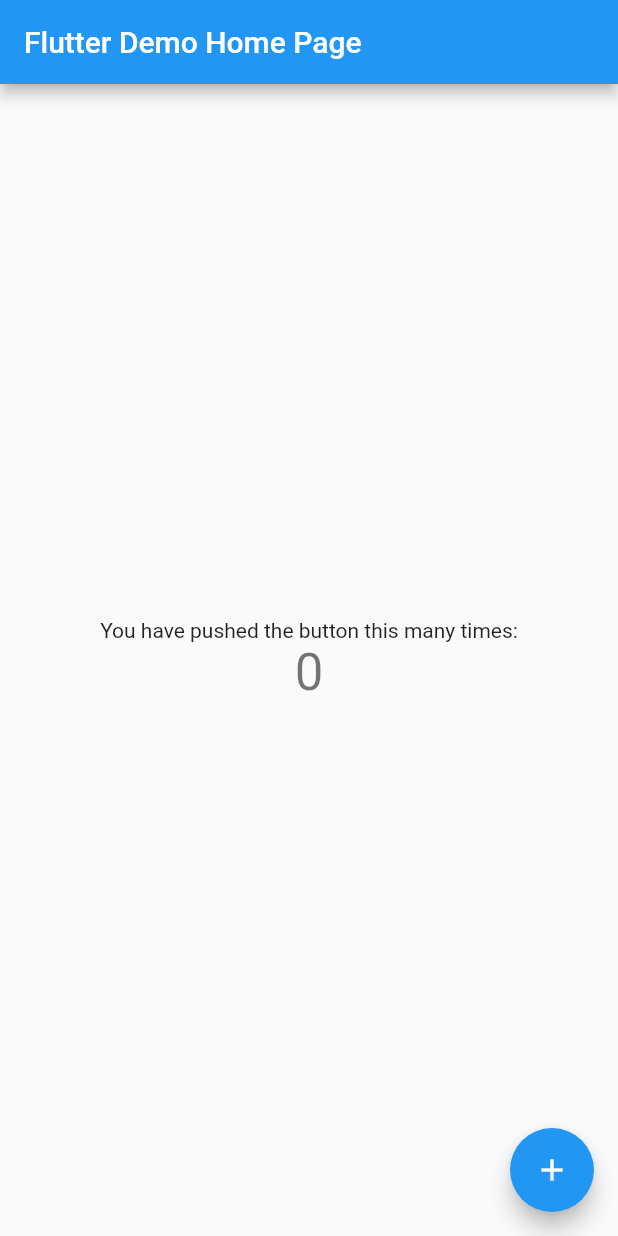
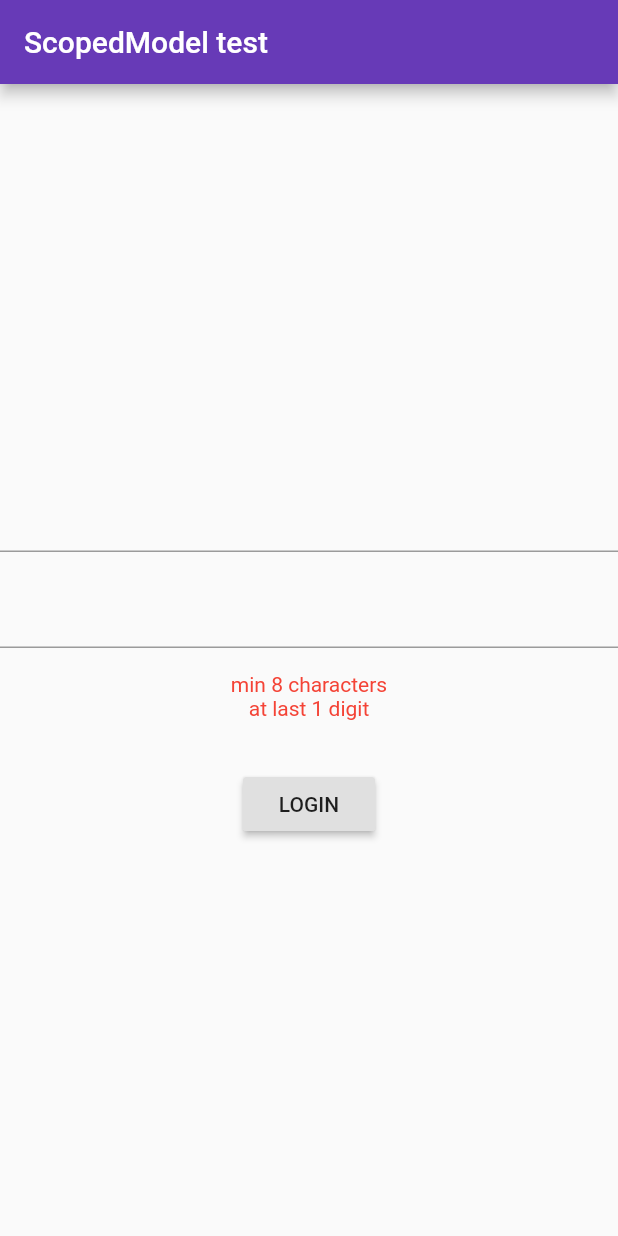
Before and after one commit to zgorawski/flutter_architecture_samples_login, a Flutter app: the screen it shows after launch, on a phone screen of 412 x 824 dp. Run offline on Flutter 3.47's test engine with Material 2 defaults, Android fonts, the phone set to English and light mode, and no system bars.

Commit message:
working example (not yet fully aligned with the spec tho)

```diff
--- a/lib/main.dart
+++ b/lib/main.dart
@@ -1,111 +1,4 @@
 import 'package:flutter/material.dart';
+import 'scopedModel/scopedModelApp.dart';
 
-void main() => runApp(MyApp());
-
-class MyApp extends StatelessWidget {
-  // This widget is the root of your application.
-  @override
-  Widget build(BuildContext context) {
-    return MaterialApp(
-      title: 'Flutter Demo',
-      theme: ThemeData(
-        // This is the theme of your application.
-        //
-        // Try running your application with "flutter run". You'll see the
-        // application has a blue toolbar. Then, without quitting the app, try
-        // changing the primarySwatch below to Colors.green and then invoke
-        // "hot reload" (press "r" in the console where you ran "flutter run",
-        // or simply save your changes to "hot reload" in a Flutter IDE).
-        // Notice that the counter didn't reset back to zero; the application
-        // is not restarted.
-        primarySwatch: Colors.blue,
-      ),
-      home: MyHomePage(title: 'Flutter Demo Home Page'),
-    );
-  }
-}
-
-class MyHomePage extends StatefulWidget {
-  MyHomePage({Key key, this.title}) : super(key: key);
-
-  // This widget is the home page of your application. It is stateful, meaning
-  // that it has a State object (defined below) that contains fields that affect
-  // how it looks.
-
-  // This class is the configuration for the state. It holds the values (in this
-  // case the title) provided by the parent (in this case the App widget) and
-  // used by the build method of the State. Fields in a Widget subclass are
-  // always marked "final".
-
-  final String title;
-
-  @override
-  _MyHomePageState createState() => _MyHomePageState();
-}
-
-class _MyHomePageState extends State<MyHomePage> {
-  int _counter = 0;
-
-  void _incrementCounter() {
-    setState(() {
-      // This call to setState tells the Flutter framework that something has
-      // changed in this State, which causes it to rerun the build method below
-      // so that the display can reflect the updated values. If we changed
-      // _counter without calling setState(), then the build method would not be
-      // called again, and so nothing would appear to happen.
-      _counter++;
-    });
-  }
-
-  @override
-  Widget build(BuildContext context) {
-    // This method is rerun every time setState is called, for instance as done
-    // by the _incrementCounter method above.
-    //
-    // The Flutter framework has been optimized to make rerunning build methods
-    // fast, so that you can just rebuild anything that needs updating rather
-    // than having to individually change instances of widgets.
-    return Scaffold(
-      appBar: AppBar(
-        // Here we take the value from the MyHomePage object that was created by
-        // the App.build method, and use it to set our appbar title.
-        title: Text(widget.title),
-      ),
-      body: Center(
-        // Center is a layout widget. It takes a single child and positions it
-        // in the middle of the parent.
-        child: Column(
-          // Column is also layout widget. It takes a list of children and
-          // arranges them vertically. By default, it sizes itself to fit its
-          // children horizontally, and tries to be as tall as its parent.
-          //
-          // Invoke "debug painting" (press "p" in the console, choose the
-          // "Toggle Debug Paint" action from the Flutter Inspector in Android
-          // Studio, or the "Toggle Debug Paint" command in Visual Studio Code)
-          // to see the wireframe for each widget.
-          //
-          // Column has various properties to control how it sizes itself and
-          // how it positions its children. Here we use mainAxisAlignment to
-          // center the children vertically; the main axis here is the vertical
-          // axis because Columns are vertical (the cross axis would be
-          // horizontal).
-          mainAxisAlignment: MainAxisAlignment.center,
-          children: <Widget>[
-            Text(
-              'You have pushed the button this many times:',
-            ),
-            Text(
-              '$_counter',
-              style: Theme.of(context).textTheme.display1,
-            ),
-          ],
-        ),
-      ),
-      floatingActionButton: FloatingActionButton(
-        onPressed: _incrementCounter,
-        tooltip: 'Increment',
-        child: Icon(Icons.add),
-      ), // This trailing comma makes auto-formatting nicer for build methods.
-    );
-  }
-}
+void main() => runApp(ScopedModelApp());
--- /dev/null
+++ b/lib/scopedModel/scopedModelApp.dart
@@ -0,0 +1,19 @@
+import 'package:flutter/material.dart';
+import 'package:scoped_model/scoped_model.dart';
+import 'scopedModelModel.dart';
+import 'scopedModelLoginScreen.dart';
+
+class ScopedModelApp extends StatelessWidget {
+  // This widget is the root of your application.
+  @override
+  Widget build(BuildContext context) {
+    return MaterialApp(
+      title: 'ScopedModel test',
+      theme: ThemeData(
+        primarySwatch: Colors.deepPurple,
+      ),
+      home: ScopedModel<LoginModel>(
+          child: LoginScreen().loginScreen(), model: LoginModel("", "", false)),
+    );
+  }
+}
--- /dev/null
+++ b/lib/scopedModel/scopedModelLoginScreen.dart
@@ -0,0 +1,45 @@
+import 'package:flutter/material.dart';
+import 'package:scoped_model/scoped_model.dart';
+import 'scopedModelModel.dart';
+
+class LoginScreen {
+
+    Widget loginScreen() {
+    return Scaffold(
+      appBar: AppBar(
+        title: Text("ScopedModel test"),
+      ),
+      body: Center(
+        child: Column(
+          mainAxisAlignment: MainAxisAlignment.center,
+          children: <Widget>[
+            ScopedModelDescendant<LoginModel>(
+                builder: (context, child, model) =>
+                    TextField(onChanged: model.onLoginChange)),
+            SizedBox(height: 16),
+            ScopedModelDescendant<LoginModel>(
+                builder: (context, child, model) => TextField(
+                    onChanged: model.onPasswordChange, obscureText: true)),
+            SizedBox(height: 16),
+            ScopedModelDescendant<LoginModel>(builder: (context, child, model) {
+              var rules = model.validationRules
+                  .map((validatiorRule) => Text(validatiorRule.rule,
+                      style: TextStyle(
+                          color: validatiorRule.isFulfilled
+                              ? Colors.blue
+                              : Colors.red)))
+                  .toList();
+              return Column(children: rules);
+            }),
+            SizedBox(height: 32),
+            ScopedModelDescendant<LoginModel>(
+                builder: (context, child, model) => RaisedButton(
+                      onPressed: model.onLoginButtonPress,
+                      child: Text("LOGIN"),
+                    ))
+          ],
+        ),
+      ),
+    );
+  }
+}
--- /dev/null
+++ b/lib/scopedModel/scopedModelModel.dart
@@ -0,0 +1,57 @@
+import 'package:scoped_model/scoped_model.dart';
+
+class ValidationRule {
+  ValidationRule({this.rule, this.isFulfilled});
+
+  final String rule;
+  final bool isFulfilled;
+}
+
+class LoginModel extends Model {
+  LoginModel(this._login, this._password, this._isSpinner) {
+    _validationRules = _validate(_password);
+  }
+
+  String _login;
+  String get login => _login;
+
+  String _password;
+  String get password => _password;
+
+  List<ValidationRule> _validationRules;
+  List<ValidationRule> get validationRules => _validationRules;
+
+  bool _isSpinner;
+  bool get isSpinner => _isSpinner;
+
+  void onLoginChange(String login) {
+    _login = login;
+  }
+
+  void onPasswordChange(String pass) {
+    _password = pass;
+    _validationRules = _validate(pass);
+
+    notifyListeners();
+  }
+
+  void onLoginButtonPress() {
+    _isSpinner = true;
+
+    notifyListeners();
+  }
+
+  // business logic, to extract?
+
+  List<ValidationRule> _validate(String login) {
+    List<ValidationRule> result = [];
+
+    result.add(ValidationRule(
+        rule: "min 8 characters", isFulfilled: login.length > 8));
+    result.add(ValidationRule(
+        rule: "at last 1 digit",
+        isFulfilled: login.contains(new RegExp(r'[0-9]'))));
+
+    return result;
+  }
+}
--- a/pubspec.yaml
+++ b/pubspec.yaml
@@ -23,6 +23,8 @@ dependencies:
   # The following adds the Cupertino Icons font to your application.
   # Use with the CupertinoIcons class for iOS style icons.
   cupertino_icons: ^0.1.2
+
+  scoped_model: ^1.0.1
 
 dev_dependencies:
   flutter_test:
```
Also changed, not shown: lib/scopedModel/scopedModelMainScreen.dart (added), 2 other files.
